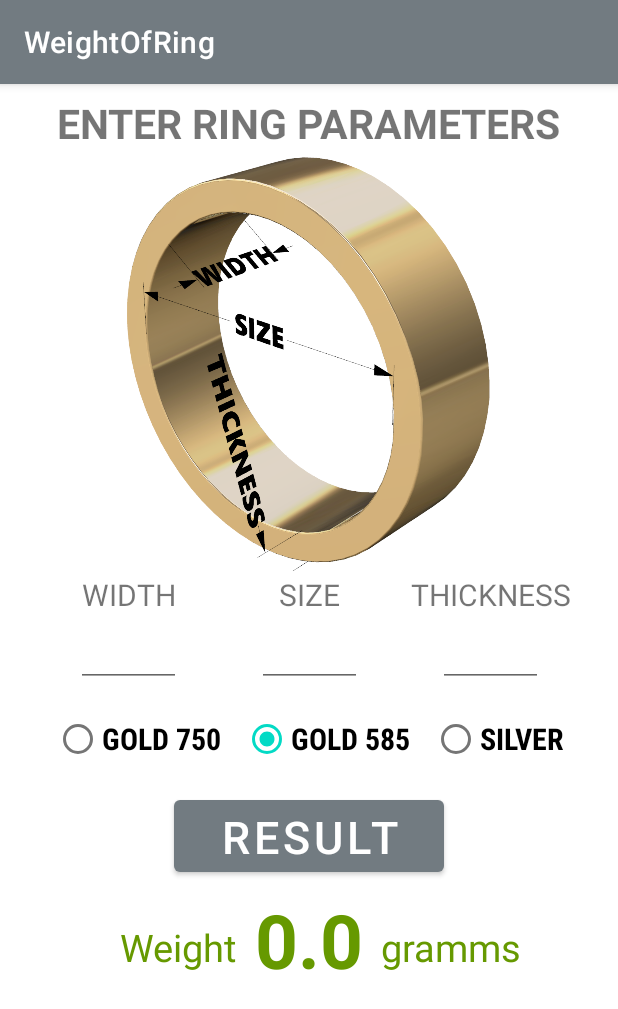
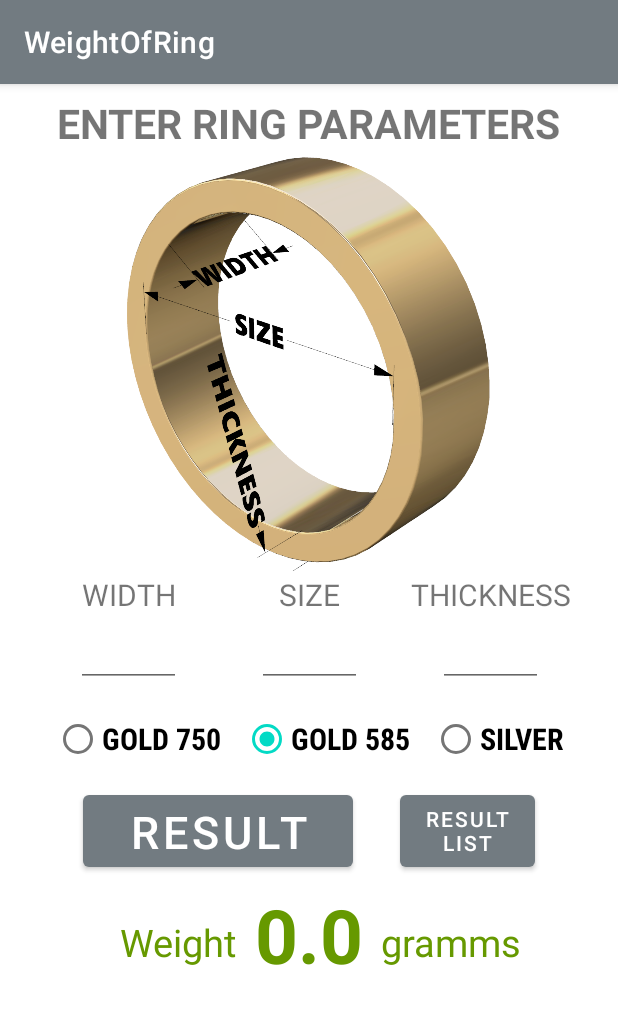
Before and after one commit to EugeneGladchuk/weight, an Android app: the screen it shows after launch (MainActivity), after a tap on an icon or button, on a phone screen of 412 x 824 dp. Shown: the top 1009 px of the screen. Run offline under Robolectric (Android 15) with nearby library versions, the phone set to English and light mode, and no system bars; our stand-ins replace Room's generated code.

Commit message:
добавил базу данных и фрагмент со списком рассчетов

```diff
--- a/app/src/main/AndroidManifest.xml
+++ b/app/src/main/AndroidManifest.xml
@@ -1,6 +1,8 @@
 <?xml version="1.0" encoding="utf-8"?>
 <manifest xmlns:android="http://schemas.android.com/apk/res/android"
     package="com.example.weightofring">
+
+    <uses-permission android:name="android.permission.INTERNET"/>
 
     <application
         android:allowBackup="true"
--- a/app/src/main/java/com/example/weightofring/CalculateRingFragment.kt
+++ b/app/src/main/java/com/example/weightofring/CalculateRingFragment.kt
@@ -7,11 +7,13 @@ import android.view.ViewGroup
 import androidx.core.widget.doOnTextChanged
 import androidx.fragment.app.Fragment
 import androidx.lifecycle.ViewModelProvider
+import com.example.weightofring.RingListResultFragment.Companion.RING_LIST_RESULT
+import com.example.weightofring.database.AppDatabase
 import com.example.weightofring.databinding.FragmentCalculateRingBinding
 
 class CalculateRingFragment : Fragment() {
 
-    lateinit var viewModel: CalculateRingViewModel/* by viewModels()*/
+    lateinit var viewModel: CalculateRingViewModel
 
     private lateinit var binding: FragmentCalculateRingBinding
 
@@ -27,6 +29,9 @@ class CalculateRingFragment : Fragment() {
     override fun onViewCreated(view: View, savedInstanceState: Bundle?) {
 
         viewModel = ViewModelProvider(requireActivity())[CalculateRingViewModel::class.java]
+
+        // убираем в VM
+//        val db = AppDatabase.getDatabase(requireContext())
 
         /* ############# События с View ############ */
         binding.editTextWidthRing.doOnTextChanged { text, start, before, count ->
@@ -54,7 +59,24 @@ class CalculateRingFragment : Fragment() {
 
         binding.buttonResult.setOnClickListener {
             viewModel.calculate()
+            // Это выносим во вьюмодель, так как это логика
+//            Thread {
+//            db.ringResultDao().insertRingResult(viewModel.addToResultList())
+//            }.start()
         }
+
+        binding.buttonList.setOnClickListener {
+            activity?.run {
+                supportFragmentManager.beginTransaction()
+                    .replace(R.id.frameLayout, RingListResultFragment.newInstance())
+                    .addToBackStack(RING_LIST_RESULT)
+                    .commit()
+            }
+        }
+
+        /*viewModel.myDataList.observe(viewLifecycleOwner) {
+            adapter.updateData(it)
+        }*/
 
         /* ############## Подписки на ViewModel ############## */
         viewModel.width.observe(viewLifecycleOwner) {
@@ -112,7 +134,6 @@ class CalculateRingFragment : Fragment() {
 
         const val RING = "CalculateRingFragment"
 
-        @JvmStatic
         fun newInstance() = CalculateRingFragment()
     }
 }
--- a/app/src/main/java/com/example/weightofring/DensityGoldEnum.kt
+++ b/app/src/main/java/com/example/weightofring/DensityGoldEnum.kt
@@ -1,7 +1,7 @@
 package com.example.weightofring
 
-enum class DensityGoldEnum(var dens: Double) {
-    GOLD_750(0.0154),
-    GOLD_585(0.0138),
-    SILVER(0.01036)
+enum class DensityGoldEnum(var dens: Double, var typeName: String) {
+    GOLD_750(0.0154, "GOLD 750"),
+    GOLD_585(0.0138, "GOLD 585"),
+    SILVER(0.01036, "SILVER")
 }
--- a/app/src/main/java/com/example/weightofring/StartFragment.kt
+++ b/app/src/main/java/com/example/weightofring/StartFragment.kt
@@ -47,7 +47,6 @@ class StartFragment : Fragment() {
 
     companion object {
 
-        @JvmStatic
         fun newInstance() = StartFragment()
     }
 }
--- /dev/null
+++ b/app/src/main/java/com/example/weightofring/database/AppDatabase.kt
@@ -0,0 +1,34 @@
+package com.example.weightofring.database
+
+import android.content.Context
+import androidx.room.Database
+import androidx.room.Room
+import androidx.room.RoomDatabase
+import com.example.weightofring.database.ringresult.RingResult
+import com.example.weightofring.database.ringresult.RingResultDao
+
+@Database(entities = arrayOf(RingResult::class), version = 1)
+
+
+abstract class AppDatabase: RoomDatabase() {
+
+    abstract fun ringResultDao(): RingResultDao
+
+    companion object {
+        @Volatile
+        private var INSTANCE: AppDatabase? = null
+
+        fun getDatabase(context: Context): AppDatabase {
+            return INSTANCE ?: synchronized(this) {
+                val instance = Room.databaseBuilder(
+                    context.applicationContext,
+                    AppDatabase::class.java,
+                    "ringresult.db")
+                    .build()
+                INSTANCE = instance
+
+                instance
+            }
+        }
+    }
+}
--- /dev/null
+++ b/app/src/main/java/com/example/weightofring/database/ringresult/RingResultDao.kt
@@ -0,0 +1,20 @@
+package com.example.weightofring.database.ringresult
+
+import androidx.lifecycle.LiveData
+import androidx.room.*
+
+@Dao
+interface RingResultDao {
+
+    @Query("SELECT * FROM ringresult")
+    fun getAll(): LiveData<List<RingResult>>
+
+    @Insert
+    suspend fun insertRingResult(ringResult: RingResult)
+
+    @Delete
+    suspend fun deleteRingResult(ringResult: RingResult)
+
+    @Update
+    suspend fun updateRingResult(ringResult: RingResult)
+}
--- /dev/null
+++ b/app/src/main/res/drawable/ic_baseline_delete_outline_24.xml
@@ -0,0 +1,5 @@
+<vector android:height="24dp" android:tint="#000000"
+    android:viewportHeight="24" android:viewportWidth="24"
+    android:width="24dp" xmlns:android="http://schemas.android.com/apk/res/android">
+    <path android:fillColor="@android:color/white" android:pathData="M6,19c0,1.1 0.9,2 2,2h8c1.1,0 2,-0.9 2,-2L18,7L6,7v12zM8,9h8v10L8,19L8,9zM15.5,4l-1,-1h-5l-1,1L5,4v2h14L19,4z"/>
+</vector>
--- a/app/src/main/res/layout/fragment_calculate_ring.xml
+++ b/app/src/main/res/layout/fragment_calculate_ring.xml
@@ -156,13 +156,23 @@
             android:id="@+id/buttonResult"
             android:layout_width="180dp"
             android:layout_height="60dp"
-            android:layout_margin="3dp"
+            android:layout_marginStart="55dp"
             android:text="@string/ButtonResult"
             android:textColor="#FFFFFF"
             android:textSize="30sp"
-            app:layout_constraintEnd_toEndOf="parent"
             app:layout_constraintStart_toStartOf="parent"
             app:layout_constraintTop_toBottomOf="@+id/radioGroup" />
+
+        <Button
+            android:id="@+id/buttonList"
+            android:layout_width="90dp"
+            android:layout_height="60dp"
+            android:layout_marginEnd="55dp"
+            android:text="@string/ButtonList"
+            android:textColor="#FFFFFF"
+            android:textSize="14sp"
+            app:layout_constraintEnd_toEndOf="parent"
+            app:layout_constraintTop_toTopOf="@+id/buttonResult" />
 
         <TextView
             android:id="@+id/textView3"
--- a/app/src/main/res/values/strings.xml
+++ b/app/src/main/res/values/strings.xml
@@ -11,6 +11,8 @@
     <string name="radioButtonGold585">GOLD 585</string>
     <string name="radioButtonSilver">SILVER</string>
     <string name="ButtonResult">RESULT</string>
+    <string name="ButtonList">result list</string>
+    <string name="gram">gram</string>
     <string name="CutTextView">CUT TYPE</string>
     <string name="DensityTextView">GEM DENSITY</string>
     <string name="LengthTextView">GEM LENGTH</string>
```
Also changed, not shown: app/build.gradle (+7 -0 lines), app/src/main/java/com/example/weightofring/CalculateRingViewModel.kt (+28 -2 lines), app/src/main/java/com/example/weightofring/RingListResultFragment.kt (added, +61 -0 lines), app/src/main/java/com/example/weightofring/RingListResultViewModel.kt (added, +22 -0 lines), app/src/main/java/com/example/weightofring/RingResultListAdapter.kt (added, +56 -0 lines), app/src/main/java/com/example/weightofring/database/ringresult/RingResult.kt (added, +16 -0 lines), app/src/main/java/com/example/weightofring/domain/Repository.kt (added, +10 -0 lines), app/src/main/res/layout/fragment_ring_list_result.xml (added, +14 -0 lines), app/src/main/res/layout/item_ring_result.xml (added, +137 -0 lines).
